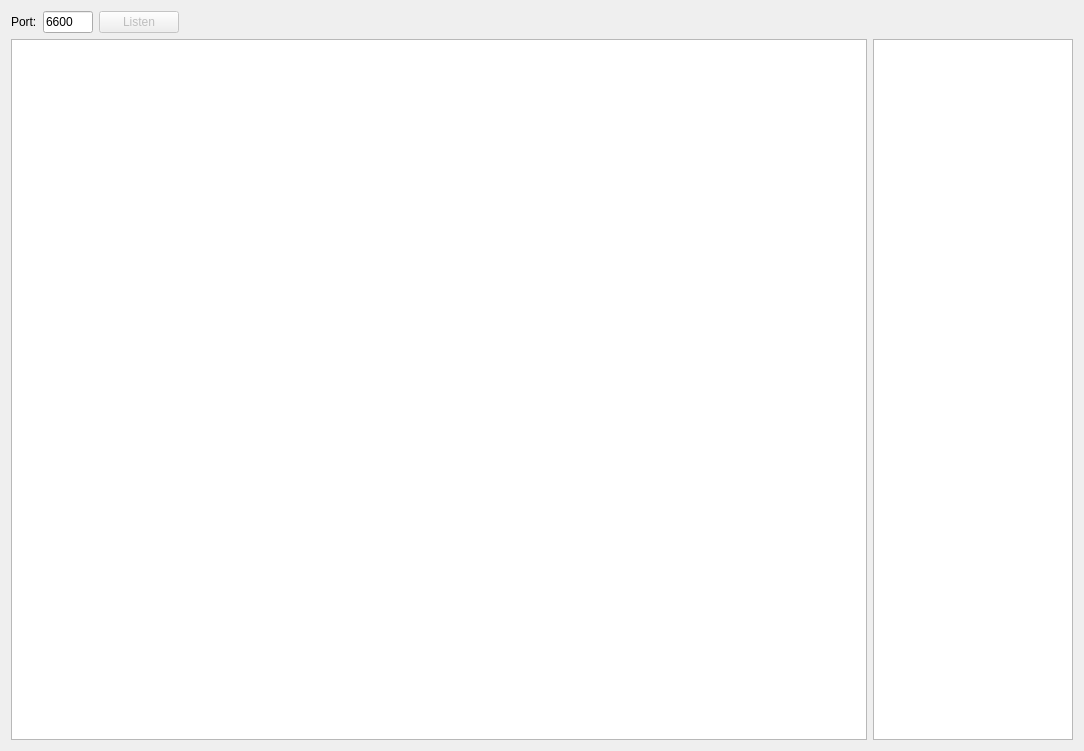
First picture: the form in playerwidget.ui, repository shbobur/UDPPlayer, before the edit.
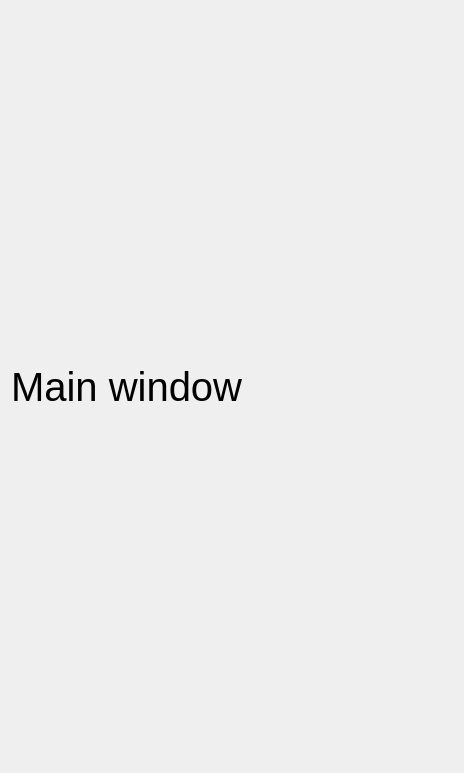
Second picture: the form after the edit.

Commit message: Add ConnecntionHandler, TCP and UDP handler, DeviceScnreenWidget, and GraphicsScene classes; works with some resizing bugs;

The edit to the form file:
```diff
--- a/playerwidget.ui
+++ b/playerwidget.ui
@@ -6,83 +6,33 @@
    <rect>
     <x>0</x>
     <y>0</y>
-    <width>1084</width>
-    <height>751</height>
+    <width>464</width>
+    <height>773</height>
    </rect>
   </property>
+  <property name="sizePolicy">
+   <sizepolicy hsizetype="Expanding" vsizetype="Expanding">
+    <horstretch>0</horstretch>
+    <verstretch>0</verstretch>
+   </sizepolicy>
+  </property>
   <property name="windowTitle">
    <string>PlayerWidget</string>
   </property>
   <layout class="QVBoxLayout" name="verticalLayout">
    <item>
-    <layout class="QHBoxLayout" name="horizontalLayout">
-     <item>
-      <widget class="QLabel" name="label">
-       <property name="text">
-        <string>Port:</string>
-       </property>
-      </widget>
-     </item>
-     <item>
-      <widget class="QLineEdit" name="portLine">
-       <property name="maximumSize">
-        <size>
-         <width>50</width>
-         <height>16777215</height>
-        </size>
-       </property>
-       <property name="inputMethodHints">
-        <set>Qt::ImhDigitsOnly</set>
-       </property>
-       <property name="text">
-        <string>6600</string>
-       </property>
-      </widget>
-     </item>
-     <item>
-      <widget class="QPushButton" name="bindButton">
-       <property name="enabled">
-        <bool>false</bool>
-       </property>
-       <property name="text">
-        <string>Listen</string>
-       </property>
-      </widget>
-     </item>
-     <item>
-      <spacer name="horizontalSpacer">
-       <property name="orientation">
-        <enum>Qt::Horizontal</enum>
-       </property>
-       <property name="sizeHint" stdset="0">
-        <size>
-         <width>40</width>
-         <height>20</height>
-        </size>
-       </property>
-      </spacer>
-     </item>
-    </layout>
-   </item>
-   <item>
-    <layout class="QHBoxLayout" name="horizontalLayout_2">
-     <item>
-      <widget class="QGraphicsView" name="playerGraphicsView"/>
-     </item>
-     <item>
-      <widget class="QTextEdit" name="logger">
-       <property name="maximumSize">
-        <size>
-         <width>200</width>
-         <height>16777215</height>
-        </size>
-       </property>
-       <property name="readOnly">
-        <bool>true</bool>
-       </property>
-      </widget>
-     </item>
-    </layout>
+    <widget class="QLabel" name="label">
+     <property name="font">
+      <font>
+       <pointsize>30</pointsize>
+       <italic>false</italic>
+       <underline>false</underline>
+      </font>
+     </property>
+     <property name="text">
+      <string>Main window</string>
+     </property>
+    </widget>
    </item>
   </layout>
  </widget>
```
The commit also changes 14 other files.
